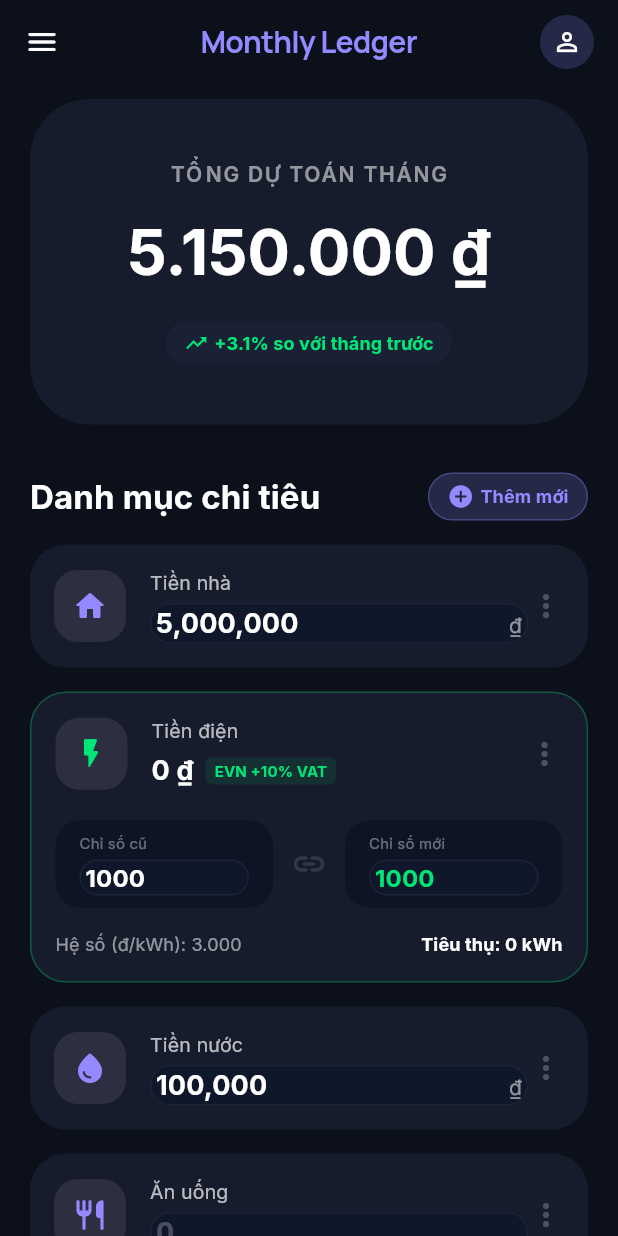
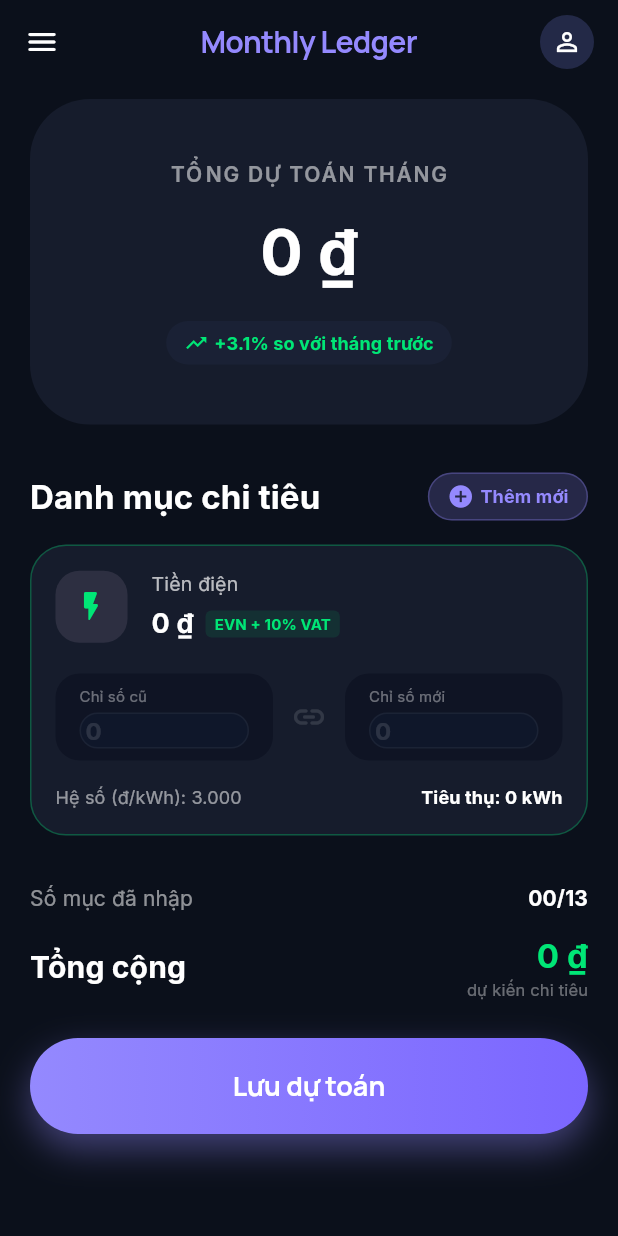
Before and after one commit to trieu-dev/beavor, a Flutter app: the screen it shows after launch, after a tap on "Lumina Living", on a phone screen of 412 x 824 dp. Run offline on Flutter 3.47's test engine with Material 3 defaults, Android fonts, the phone set to English and light mode, and no system bars; our stand-ins replace fl_chart, get, google_fonts, hive, hive_flutter, table_calendar; accounts and stored records are empty.

Commit message:
feat: Reset as first time access

```diff
--- a/lib/controllers/living_expense_controller.dart
+++ b/lib/controllers/living_expense_controller.dart
@@ -33,11 +33,11 @@ class LivingExpenseController extends GetxController {
       final newExp = LivingExpenseModel(
         id: const Uuid().v4(),
         month: DateTime(now.year, now.month),
-        rent: 5000000, // Default 5M
-        electricityPrevious: 1000,
-        electricityCurrent: 1000,
-        water: 100000,
-        serviceFee: 50000,
+        rent: 0.0,
+        electricityPrevious: 0.0,
+        electricityCurrent: 0.0,
+        water: 0.0,
+        serviceFee: 0.0,
         food: 0,
         transport: 0,
         customExpenses: [],
--- a/lib/screens/living/living_expenses_screen.dart
+++ b/lib/screens/living/living_expenses_screen.dart
@@ -182,40 +182,7 @@ class LivingExpensesScreen extends GetView<LivingExpenseController> {
   Widget _buildExpenseList(dynamic exp) {
     return Column(
       children: [
-        _buildNormalItem(
-          icon: Icons.home_rounded,
-          iconBg: const Color(0xFF2D2F41),
-          title: 'Tiền nhà',
-          amount: exp.rent,
-          onChanged: (v) => controller.updateRent(_parseDouble(v)),
-        ),
-        const SizedBox(height: 16),
         _buildElectricityItem(exp),
-        const SizedBox(height: 16),
-        _buildNormalItem(
-          icon: Icons.water_drop_rounded,
-          iconBg: const Color(0xFF2D2F41),
-          title: 'Tiền nước',
-          amount: exp.water,
-          onChanged: (v) => controller.updateWater(_parseDouble(v)),
-        ),
-        const SizedBox(height: 16),
-        _buildNormalItem(
-          icon: Icons.restaurant_rounded,
-          iconBg: const Color(0xFF2D2F41),
-          title: 'Ăn uống',
-          amount: exp.food,
-          onChanged: (v) => controller.updateFood(_parseDouble(v)),
-        ),
-        const SizedBox(height: 16),
-        _buildNormalItem(
-          icon: Icons.directions_bus_rounded,
-          iconBg: const Color(0xFF2D2F41),
-          title: 'Di chuyển',
-          amount: exp.transport,
-          onChanged: (v) => controller.updateTransport(_parseDouble(v)),
-          hint: 'Nhập số tiền',
-        ),
         // Custom Expenses
         ...exp.customExpenses.asMap().entries.map((entry) {
           return Padding(
@@ -224,69 +191,6 @@ class LivingExpensesScreen extends GetView<LivingExpenseController> {
           );
         }),
       ],
-    );
-  }
-
-  Widget _buildNormalItem({
-    required IconData icon,
-    required Color iconBg,
-    required String title,
-    required double amount,
-    required Function(String) onChanged,
-    String? hint,
-  }) {
-    return Container(
-      padding: const EdgeInsets.all(16),
-      decoration: BoxDecoration(
-        color: const Color(0xFF161C2C),
-        borderRadius: BorderRadius.circular(24),
-      ),
-      child: Row(
-        children: [
-          Container(
-            padding: const EdgeInsets.all(12),
-            decoration: BoxDecoration(
-              color: iconBg,
-              borderRadius: BorderRadius.circular(16),
-            ),
-            child: Icon(icon, color: const Color(0xFF9489FE), size: 24),
-          ),
-          const SizedBox(width: 16),
-          Expanded(
-            child: Column(
-              crossAxisAlignment: CrossAxisAlignment.start,
-              children: [
-                Text(
-                  title,
-                  style: const TextStyle(color: Colors.white70, fontSize: 13),
-                ),
-                const SizedBox(height: 4),
-                TextField(
-                  keyboardType: TextInputType.number,
-                  style: const TextStyle(
-                    color: Colors.white,
-                    fontSize: 18,
-                    fontWeight: FontWeight.bold,
-                  ),
-                  decoration: InputDecoration(
-                    hintText: hint ?? '0',
-                    hintStyle: const TextStyle(color: Colors.white24),
-                    suffixText: '₫',
-                    suffixStyle: const TextStyle(color: Colors.white54, fontSize: 14),
-                    border: InputBorder.none,
-                    isDense: true,
-                    contentPadding: EdgeInsets.zero,
-                  ),
-                  controller: TextEditingController(text: amount == 0 ? '' : NumberFormat('#,###').format(amount))
-                    ..selection = TextSelection.fromPosition(TextPosition(offset: (amount == 0 ? '' : NumberFormat('#,###').format(amount)).length)),
-                  onChanged: onChanged,
-                ),
-              ],
-            ),
-          ),
-          const Icon(Icons.more_vert_rounded, color: Colors.white24),
-        ],
-      ),
     );
   }
 
@@ -316,8 +220,8 @@ class LivingExpensesScreen extends GetView<LivingExpenseController> {
                 TextField(
                   style: const TextStyle(color: Colors.white70, fontSize: 13),
                   decoration: const InputDecoration(
-                    hintText: 'Tên chi phí',
-                    hintStyle: TextStyle(color: Colors.white24),
+                    hintText: 'Nhập tên chi phí ví dụ: Tiền nhà',
+                    hintStyle: TextStyle(color: Colors.white24, fontSize: 12),
                     border: InputBorder.none,
                     isDense: true,
                     contentPadding: EdgeInsets.zero,
@@ -335,8 +239,8 @@ class LivingExpensesScreen extends GetView<LivingExpenseController> {
                     fontWeight: FontWeight.bold,
                   ),
                   decoration: const InputDecoration(
-                    hintText: '0',
-                    hintStyle: TextStyle(color: Colors.white24),
+                    hintText: 'Nhập số tiền',
+                    hintStyle: TextStyle(color: Colors.white24, fontSize: 18),
                     suffixText: '₫',
                     suffixStyle: TextStyle(color: Colors.white54, fontSize: 14),
                     border: InputBorder.none,
@@ -352,7 +256,7 @@ class LivingExpensesScreen extends GetView<LivingExpenseController> {
           ),
           IconButton(
             icon: const Icon(Icons.delete_outline_rounded, color: Colors.redAccent, size: 20),
-            onPressed: () => controller.removeCustomExpense(index),
+            onPressed: () => controller.updateCustomExpense(index, amount: 0),
           ),
         ],
       ),
@@ -391,7 +295,7 @@ class LivingExpensesScreen extends GetView<LivingExpenseController> {
                     Row(
                       children: [
                         Text(
-                          '${NumberFormat('#,###').format(elecCost)} ₫',
+                          elecCost == 0 ? '0 ₫' : '${NumberFormat('#,###').format(elecCost)} ₫',
                           style: const TextStyle(
                             color: Colors.white,
                             fontSize: 18,
@@ -406,7 +310,7 @@ class LivingExpensesScreen extends GetView<LivingExpenseController> {
                             borderRadius: BorderRadius.circular(4),
                           ),
                           child: const Text(
-                            'EVN +10% VAT',
+                            'EVN + 10% VAT',
                             style: TextStyle(color: Color(0xFF00E676), fontSize: 10, fontWeight: FontWeight.bold),
                           ),
                         ),
@@ -415,7 +319,6 @@ class LivingExpensesScreen extends GetView<LivingExpenseController> {
                   ],
                 ),
               ),
-              const Icon(Icons.more_vert_rounded, color: Colors.white24),
             ],
           ),
           const SizedBox(height: 20),
@@ -488,6 +391,8 @@ class LivingExpensesScreen extends GetView<LivingExpenseController> {
               isDense: true,
               border: InputBorder.none,
               contentPadding: EdgeInsets.zero,
+              hintText: '0',
+              hintStyle: TextStyle(color: Colors.white12),
             ),
             controller: TextEditingController(text: value == 0 ? '' : value.toInt().toString())
               ..selection = TextSelection.fromPosition(TextPosition(offset: (value == 0 ? '' : value.toInt().toString()).length)),
```
